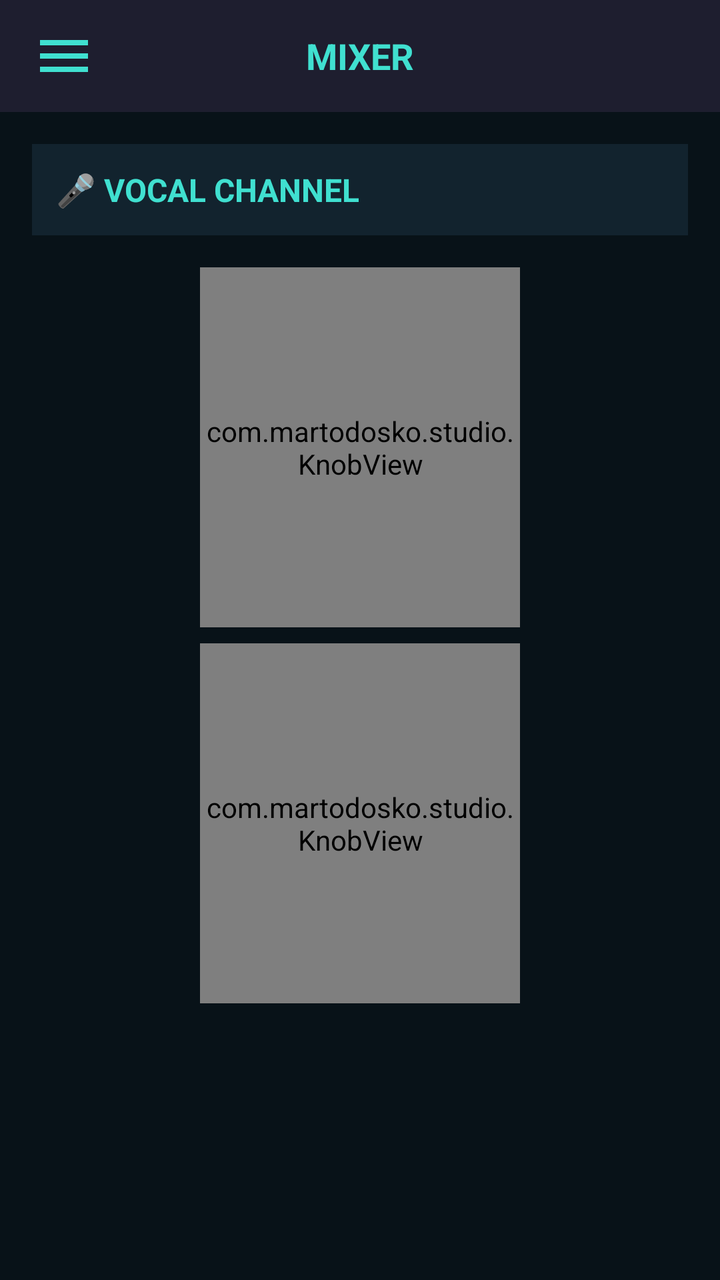
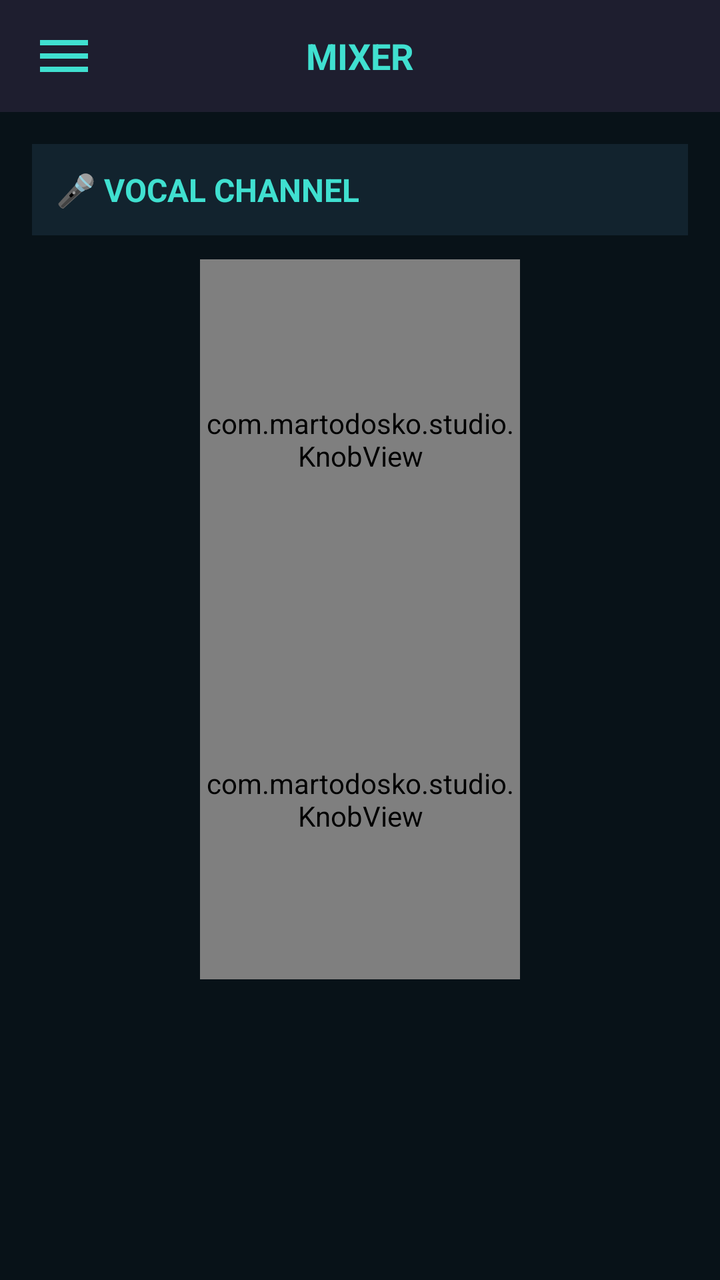

Before-and-after screenshots of an Android layout around one commit, followed by the original layout XML and the change that was made.
<!-- AndroidManifest.xml: activity theme Theme.AppCompat.Light.NoActionBar -->
<!-- res/layout/activity_mixer.xml -->
<?xml version="1.0" encoding="utf-8"?>
<androidx.drawerlayout.widget.DrawerLayout
    xmlns:android="http://schemas.android.com/apk/res/android"
    android:id="@+id/drawer_layout"
    android:layout_width="match_parent"
    android:layout_height="match_parent"
    android:background="#121212">

    <LinearLayout
        android:layout_width="match_parent"
        android:layout_height="match_parent"
        android:orientation="vertical">

        
        <LinearLayout
            android:layout_width="match_parent"
            android:layout_height="56dp"
            android:orientation="horizontal"
            android:gravity="center_vertical"
            android:background="#1E1E2F"
            android:paddingHorizontal="16dp">

            <ImageView
                android:id="@+id/btn_hamburger"
                android:layout_width="32dp"
                android:layout_height="32dp"
                android:src="@drawable/ic_hamburger"
                android:clickable="true"
                android:focusable="true"/>

            <TextView
                android:layout_width="0dp"
                android:layout_height="wrap_content"
                android:layout_weight="1"
                android:text="MIXER"
                android:textColor="#40E0D0"
                android:textSize="18sp"
                android:textStyle="bold"
                android:gravity="center"/>

            <View
                android:layout_width="32dp"
                android:layout_height="32dp"/>
        </LinearLayout>

        
        <ScrollView
            android:layout_width="match_parent"
            android:layout_height="match_parent"
            android:background="#081218"
            android:fillViewport="true">

            <LinearLayout
                android:layout_width="match_parent"
                android:layout_height="wrap_content"
                android:orientation="vertical"
                android:padding="16dp">

                
                <TextView
                    android:layout_width="match_parent"
                    android:layout_height="wrap_content"
                    android:text="🎤 VOCAL CHANNEL"
                    android:textColor="#40E0D0"
                    android:textSize="16sp"
                    android:textStyle="bold"
                    android:padding="12dp"
                    android:background="#12232E"/>

                
                <LinearLayout
                    android:layout_width="match_parent"
                    android:layout_height="wrap_content"
                    android:orientation="vertical"
                    android:gravity="center"
                    android:layout_marginTop="12dp">

                    
                    <com.martodosko.studio.KnobView
                        android:id="@+id/knob_gain"
                        android:layout_width="160dp"
                        android:layout_height="180dp"
                        android:layout_margin="4dp"/>

                    
                    <com.martodosko.studio.KnobView
                        android:id="@+id/knob_sensitivity"
                        android:layout_width="160dp"
                        android:layout_height="180dp"
                        android:layout_margin="4dp"/>

                </LinearLayout>

            </LinearLayout>
        </ScrollView>

    </LinearLayout>

    
    <LinearLayout
        android:layout_width="280dp"
        android:layout_height="match_parent"
        android:layout_gravity="start"
        android:background="#1A1A2E"
        android:orientation="vertical"
        android:elevation="16dp">

        <LinearLayout
            android:layout_width="match_parent"
            android:layout_height="wrap_content"
            android:orientation="horizontal"
            android:gravity="center_vertical"
            android:padding="16dp"
            android:background="#16162A">

            <TextView
                android:layout_width="0dp"
                android:layout_height="wrap_content"
                android:layout_weight="1"
                android:text="MENU"
                android:textColor="#40E0D0"
                android:textSize="20sp"
                android:textStyle="bold"/>

            <ImageView
                android:id="@+id/btn_close_menu"
                android:layout_width="32dp"
                android:layout_height="32dp"
                android:src="@drawable/ic_close"
                android:clickable="true"
                android:focusable="true"/>
        </LinearLayout>

        <View
            android:layout_width="match_parent"
            android:layout_height="1dp"
            android:background="#333344"/>

        <LinearLayout
            android:layout_width="match_parent"
            android:layout_height="wrap_content"
            android:orientation="vertical"
            android:paddingTop="8dp">

            <TextView
                android:id="@+id/menu_mixer"
                android:layout_width="match_parent"
                android:layout_height="56dp"
                android:text="🎚️  Mixer"
                android:textColor="#40E0D0"
                android:textSize="16sp"
                android:gravity="center_vertical"
                android:paddingStart="24dp"
                android:clickable="true"/>

            <TextView
                android:id="@+id/menu_presets"
                android:layout_width="match_parent"
                android:layout_height="56dp"
                android:text="📋  Presets"
                android:textColor="#FFFFFF"
                android:textSize="16sp"
                android:gravity="center_vertical"
                android:paddingStart="24dp"
                android:clickable="true"/>

            <TextView
                android:id="@+id/menu_settings"
                android:layout_width="match_parent"
                android:layout_height="56dp"
                android:text="⚙️  Settings"
                android:textColor="#40E0D0"
                android:textSize="16sp"
                android:gravity="center_vertical"
                android:paddingStart="24dp"
                android:clickable="true"/>

            <TextView
                android:id="@+id/menu_effects"
                android:layout_width="match_parent"
                android:layout_height="56dp"
                android:text="🎸  Guitar Effects"
                android:textColor="#FFFFFF"
                android:textSize="16sp"
                android:gravity="center_vertical"
                android:paddingStart="24dp"
                android:clickable="true"/>

            <TextView
                android:id="@+id/menu_update"
                android:layout_width="match_parent"
                android:layout_height="56dp"
                android:text="🔄  Check Update"
                android:textColor="#FFFFFF"
                android:textSize="16sp"
                android:gravity="center_vertical"
                android:paddingStart="24dp"
                android:clickable="true"/>

            <TextView
                android:id="@+id/menu_help"
                android:layout_width="match_parent"
                android:layout_height="56dp"
                android:text="❓  Help"
                android:textColor="#40E0D0"
                android:textSize="16sp"
                android:gravity="center_vertical"
                android:paddingStart="24dp"
                android:clickable="true"/>

            <TextView
                android:id="@+id/menu_join"
                android:layout_width="match_parent"
                android:layout_height="56dp"
                android:text="🌐  Join Us"
                android:textColor="#00BFFF"
                android:textSize="16sp"
                android:gravity="center_vertical"
                android:paddingStart="24dp"
                android:clickable="true"/>

            <TextView
                android:id="@+id/menu_about"
                android:layout_width="match_parent"
                android:layout_height="56dp"
                android:text="ℹ️  About"
                android:textColor="#FFFFFF"
                android:textSize="16sp"
                android:gravity="center_vertical"
                android:paddingStart="24dp"
                android:clickable="true"/>
        </LinearLayout>
    </LinearLayout>

</androidx.drawerlayout.widget.DrawerLayout>
<!-- resources referenced by this layout -->
<resources>
  <!-- drawable ic_close (drawable) -->
  <vector xmlns:android="http://schemas.android.com/apk/res/android"
      android:width="24dp" android:height="24dp"
      android:viewportWidth="24" android:viewportHeight="24">
    <path android:fillColor="#FF6B6B"
          android:pathData="M19,6.41L17.59,5 12,10.59 6.41,5 5,6.41 10.59,12 5,17.59 6.41,19 12,13.41 17.59,19 19,17.59 13.41,12z"/>
  </vector>
  <!-- drawable ic_hamburger (drawable) -->
  <vector xmlns:android="http://schemas.android.com/apk/res/android"
      android:width="24dp" android:height="24dp"
      android:viewportWidth="24" android:viewportHeight="24">
    <path android:fillColor="#40E0D0"
          android:pathData="M3,18h18v-2L3,16v2zM3,13h18v-2L3,11v2zM3,6v2h18L21,6L3,6z"/>
  </vector>
</resources>

<!-- the commit's change to res/layout/activity_mixer.xml (unified diff, before → after) -->
@@ -79,15 +79,13 @@
                     <com.martodosko.studio.KnobView
                         android:id="@+id/knob_gain"
                         android:layout_width="160dp"
-                        android:layout_height="180dp"
-                        android:layout_margin="4dp"/>
+                        android:layout_height="180dp"/>
 
                     
                     <com.martodosko.studio.KnobView
                         android:id="@+id/knob_sensitivity"
                         android:layout_width="160dp"
-                        android:layout_height="180dp"
-                        android:layout_margin="4dp"/>
+                        android:layout_height="180dp"/>
 
                 </LinearLayout>
 
